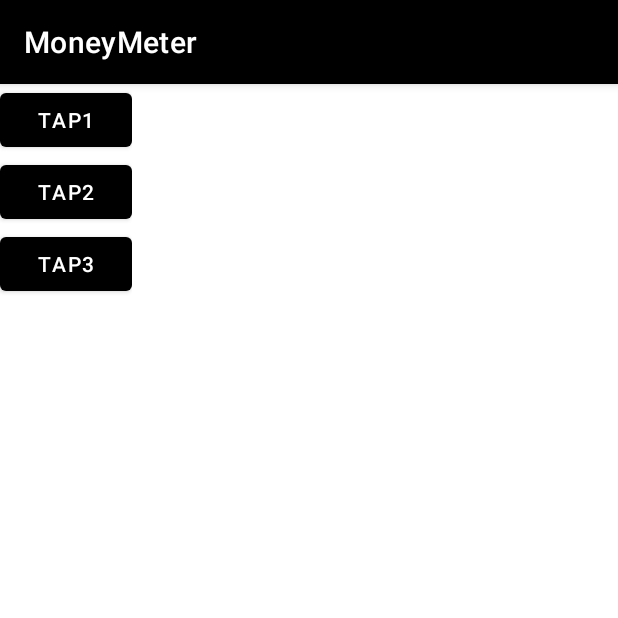
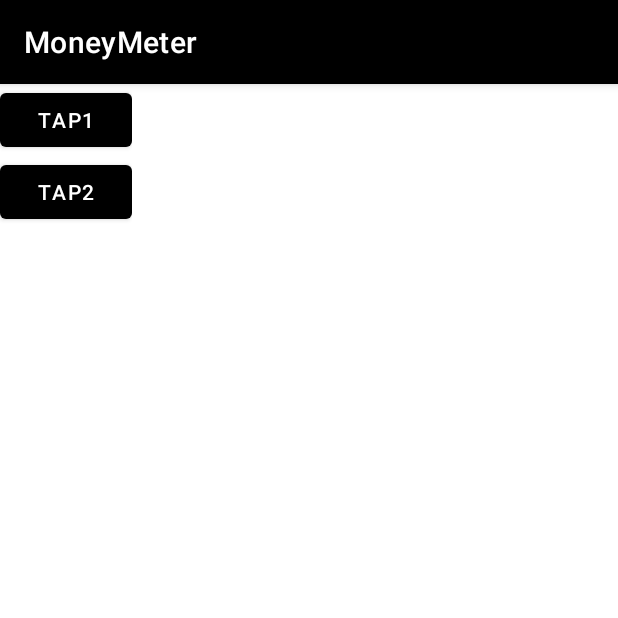
Before and after one commit to MironBano/MoneyMeter, an Android app: the screen it shows after launch (MainActivity), on a phone screen of 412 x 824 dp, the top half of it. Run offline under Robolectric (Android 15) with nearby library versions, the phone set to English and light mode, and no system bars.

Commit message:
Update activity_main.xml

```diff
--- a/app/src/main/res/layout/activity_main.xml
+++ b/app/src/main/res/layout/activity_main.xml
@@ -38,14 +38,6 @@
                 app:layout_constraintBottom_toBottomOf="@id/scroll"
                 app:layout_constraintTop_toBottomOf="@id/But1" />
 
-            <Button
-                android:id="@+id/But3"
-                android:layout_width="wrap_content"
-                android:layout_height="wrap_content"
-                android:text="Tap3"
-                app:layout_constraintBottom_toBottomOf="@id/scroll"
-                app:layout_constraintTop_toBottomOf="@id/scroll" />
-
 
         </LinearLayout>
     </ScrollView>
```
